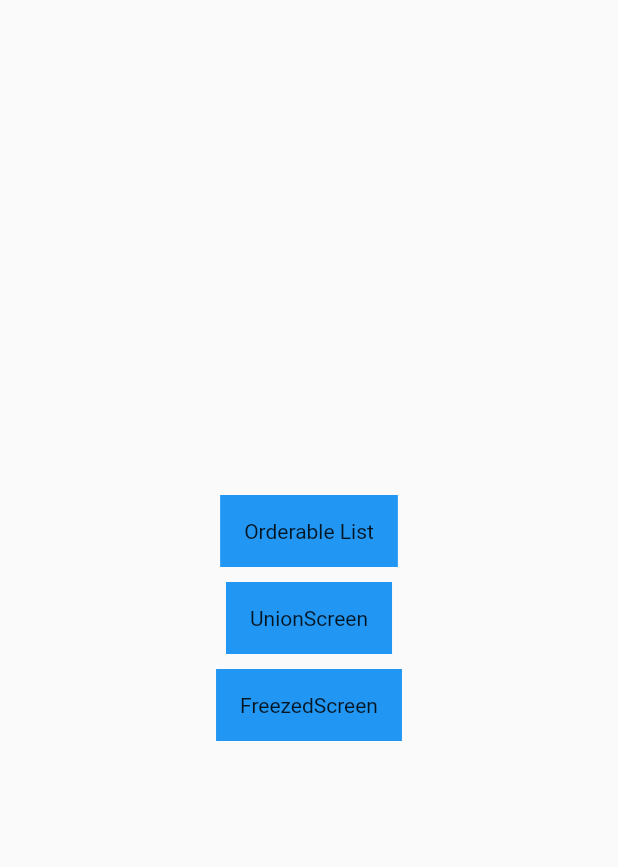
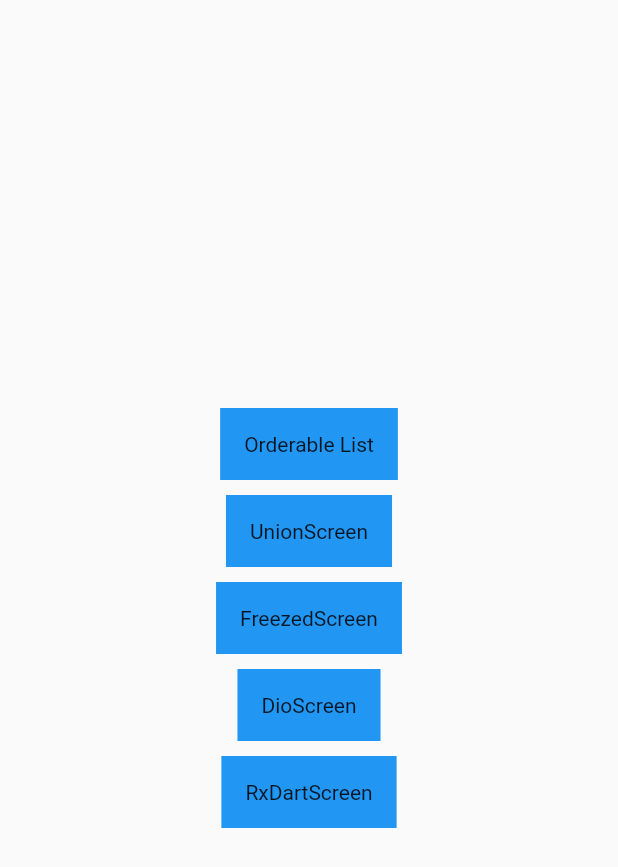
Before and after one commit to pyowonsik/flutter_practice, a Flutter app: the screen it shows after launch, on a phone screen of 412 x 824 dp. Shown: the top 867 px of the screen. Run offline on Flutter 3.47's test engine with Material 2 defaults, Android fonts, the phone set to English and light mode, and no system bars; our stand-ins replace dio, freezed_annotation, go_router, rxdart.

Commit message:
feat : dio , rxdart

```diff
--- a/lib/app.dart
+++ b/lib/app.dart
@@ -43,6 +43,28 @@ class App extends StatelessWidget {
               padding: const EdgeInsets.all(16),
               child: const Text('FreezedScreen'),
             ),
+          ),
+          const SizedBox(height: 10),
+          InkWell(
+            onTap: () {
+              context.go('/dio_screen');
+            },
+            child: Container(
+              color: Colors.blue,
+              padding: const EdgeInsets.all(16),
+              child: const Text('DioScreen'),
+            ),
+          ),
+          const SizedBox(height: 10),
+          InkWell(
+            onTap: () {
+              context.go('/rxdart_screen');
+            },
+            child: Container(
+              color: Colors.blue,
+              padding: const EdgeInsets.all(16),
+              child: const Text('RxDartScreen'),
+            ),
           )
         ],
       ),
--- a/lib/main.dart
+++ b/lib/main.dart
@@ -3,7 +3,9 @@ import 'package:flutter/material.dart';
 import 'package:go_router/go_router.dart';
 
 import 'package:flutter_practice/app.dart';
+import 'package:flutter_practice/src/dio/dio_screen.dart';
 import 'package:flutter_practice/src/freezed/freezed_screen.dart';
+import 'package:flutter_practice/src/rxdart/rxdart.dart';
 import 'package:flutter_practice/src/reorederable_list/reorderable_list_page.dart';
 import 'package:flutter_practice/src/union/union_scrren.dart';
 
@@ -35,6 +37,14 @@ class MyApp extends StatelessWidget {
           path: "/union_screen",
           builder: (_, state) => const UnionScreen(),
         ),
+        GoRoute(
+          path: "/dio_screen",
+          builder: (_, state) => const DioScreen(),
+        ),
+        GoRoute(
+          path: "/rxdart_screen",
+          builder: (_, state) => const RxDartScreen(),
+        ),
       ],
     );
     return MaterialApp.router(
--- a/lib/src/default_layout_widget.dart
+++ b/lib/src/default_layout_widget.dart
@@ -7,7 +7,9 @@ class DefaultLayoutWidget extends StatelessWidget {
   @override
   Widget build(BuildContext context) {
     return Scaffold(
-      body: child,
+      body: Center(
+        child: child,
+      ),
     );
   }
 }
--- a/pubspec.yaml
+++ b/pubspec.yaml
@@ -40,6 +40,10 @@ dependencies:
   freezed_annotation: ^2.4.1
   build_runner: ^2.4.6
   json_serializable: ^6.7.1
+  dio: ^5.3.2
+  http: ^1.1.0
+  provider: ^6.0.5
+  rxdart: ^0.27.7
 
 dev_dependencies:
   flutter_test:
```
Also changed, not shown: lib/src/dio/dio_screen.dart (added, +85 -0 lines), lib/src/rxdart/rxdart.dart (added, +101 -0 lines), pubspec.lock.
